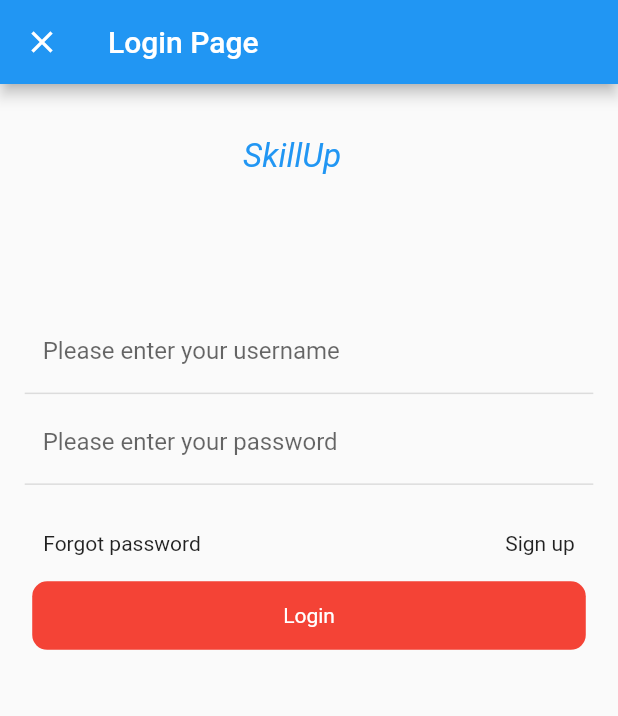
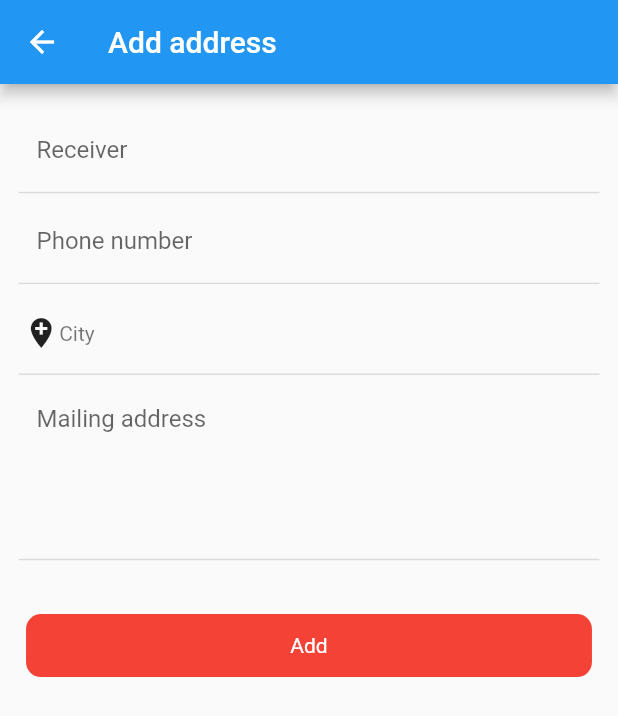
Before and after one commit to xyzacademic/jdshop, a Flutter app: the screen it shows after launch, on a phone screen of 412 x 824 dp. Shown: the top 716 px of the screen. Run offline on Flutter 3.47's test engine with Material 2 defaults, Android fonts, the phone set to English and light mode, and no system bars; our stand-ins replace dio, event_bus, flutter_screenutil, flutter_swiper_plus, fluttertoast, shared_preferences; missing offline and left inert: city_pickers, flutter_inappwebview.

Commit message:
update to 39

```diff
--- a/lib/main.dart
+++ b/lib/main.dart
@@ -4,7 +4,7 @@ import 'package:flutter_screenutil/flutter_screenutil.dart';
 import 'package:provider/provider.dart';
 import 'provider/counter.dart';
 import 'provider/cart.dart';
-
+import 'provider/checkOut.dart';
 
 void main() {
   runApp(const MyApp());
@@ -51,13 +51,18 @@ class _MyAppState extends State<MyApp> with SingleTickerProviderStateMixin {
                   return Cart();
                 },
               ),
+              ChangeNotifierProvider(
+                create: (BuildContext context) {
+                  return CheckOut();
+                },
+              ),
             ],
         child: MaterialApp(
             debugShowCheckedModeBanner: false,
             // title: 'First Method',
             // You can use the library anywhere in the app even in theme
 
-            initialRoute: '/login',
+            initialRoute: '/addressAdd',
             onGenerateRoute: onGenerateRoute,
             theme: ThemeData(
               // colorScheme: ColorScheme.light()
--- /dev/null
+++ b/lib/pages/address/addressAdd.dart
@@ -0,0 +1,88 @@
+import 'package:flutter/material.dart';
+import 'package:jdshop/services/screenAdapter.dart';
+import 'package:jdshop/widget/jdButton.dart';
+import '../../widget/jdText.dart';
+import 'package:city_pickers/city_pickers.dart';
+
+class AddressAdd extends StatefulWidget {
+  const AddressAdd({Key? key}) : super(key: key);
+
+  @override
+  State<AddressAdd> createState() => _AddressAddState();
+}
+
+class _AddressAddState extends State<AddressAdd> {
+  String _area = "City";
+
+  @override
+  Widget build(BuildContext context) {
+    return Scaffold(
+        appBar: AppBar(title: Text("Add address")),
+        body: Container(
+            padding: EdgeInsets.all(ScreenAdapter.height(20)),
+            child: ListView(
+              children: [
+                SizedBox(height: ScreenAdapter.height(10)),
+                JDText(text: "Receiver"),
+                SizedBox(height: ScreenAdapter.height(10)),
+                JDText(text: "Phone number"),
+                SizedBox(height: ScreenAdapter.height(10)),
+                Container(
+                    padding: EdgeInsets.only(left: ScreenAdapter.height(5)),
+                    height: ScreenAdapter.height(88),
+                    decoration: BoxDecoration(
+                        border: Border(
+                            bottom: BorderSide(
+                      width: 1,
+                      color: Colors.black12,
+                    ))),
+                    child: InkWell(
+                      child: Row(
+                        children: [
+                          Icon(Icons.add_location),
+                          Text("${_area}",
+                              style: TextStyle(color: Colors.black54)),
+                        ],
+                      ),
+                      onTap: () async {
+                        Result? result = await CityPickers.showCityPicker(
+                          context: context,
+                          // cancelWidget:
+                          // confirmWidget:
+                        );
+                        print(result);
+                        if (!mounted) {
+                          return;
+                        } else if (result == null) {
+                          setState(() {
+                            _area ="city";
+                          });
+                        } else {
+                          setState(() {
+                            _area =
+                                "${result.provinceName}/${result.cityName}/${result.areaName}";
+                          });
+                        }
+                      },
+                    )),
+                JDText(text: "Mailing address", maxLines: 4, height: 200),
+                SizedBox(height: ScreenAdapter.height(10)),
+                // ElevatedButton(
+                //   onPressed: () async {
+                //     Result? result = await CityPickers.showCityPicker(
+                //       context: context,
+                //
+                //     );
+                //     // print(result);
+                //   },
+                //   child: Text("Select City"),
+                // ),
+                SizedBox(height: ScreenAdapter.height(40)),
+                JdButton(
+                  text: "Add",
+                  color: Colors.red,
+                ),
+              ],
+            )));
+  }
+}
--- a/lib/pages/tabs/user.dart
+++ b/lib/pages/tabs/user.dart
@@ -35,6 +35,7 @@ class _UserPageState extends State<UserPage>
   _getUserInfo() async {
     var isLogin = await UserServices.getUserLoginState();
     var userInfo = await UserServices.getUserInfo();
+    if (!mounted) return;
     setState(() {
       _userInfo = userInfo;
       _isLogin = isLogin;
--- /dev/null
+++ b/lib/provider/checkOut.dart
@@ -0,0 +1,16 @@
+import 'dart:convert';
+
+import 'package:flutter/material.dart';
+import '../services/storage.dart';
+
+class CheckOut with ChangeNotifier{
+  List _checkOutListData = [];
+
+  List get checkOutListData => _checkOutListData;
+
+  changeCheckOutListData(data){
+    _checkOutListData = data;
+    notifyListeners();
+  }
+
+}
--- a/lib/widget/jdText.dart
+++ b/lib/widget/jdText.dart
@@ -6,14 +6,16 @@ class JDText extends StatelessWidget {
   String? text;
   bool password;
   var onChanged;
-
-  JDText({Key? key, this.text = "Enter", this.password = false, this.onChanged=null})
+  int maxLines;
+  double height;
+  JDText({Key? key, this.text = "Enter", this.password = false, this.onChanged=null,
+  this.maxLines=1, this.height=88})
       : super(key: key);
 
   @override
   Widget build(BuildContext context) {
     return Container(
-      height: ScreenAdapter.height(88),
+      height: ScreenAdapter.height(height),
       decoration: BoxDecoration(
         // color: Color.fromRGBO(233, 233, 233, 0.8),
         // borderRadius: BorderRadius.circular(30),
@@ -26,6 +28,7 @@ class JDText extends StatelessWidget {
       ),
       child: TextField(
         // autofocus: true,
+        maxLines: maxLines,
         obscureText: this.password,
         decoration: InputDecoration(
             hintText: this.text,
--- a/pubspec.yaml
+++ b/pubspec.yaml
@@ -40,6 +40,7 @@ dependencies:
   provider: ^6.0.2
   event_bus: ^2.0.0
   fluttertoast: ^8.0.9
+  city_pickers: ^1.0.1
 
 dev_dependencies:
   flutter_test:
```
Also changed, not shown: lib/pages/address/addressEdit.dart (added, +20 -0 lines), lib/pages/address/addressList.dart (added, +91 -0 lines), lib/pages/checkOut.dart (added, +182 -0 lines), lib/pages/tabs/cart.dart (+35 -3 lines), lib/routers/router.dart (+9 -4 lines), lib/services/cartServices.dart (+19 -1 lines), pubspec.lock.
